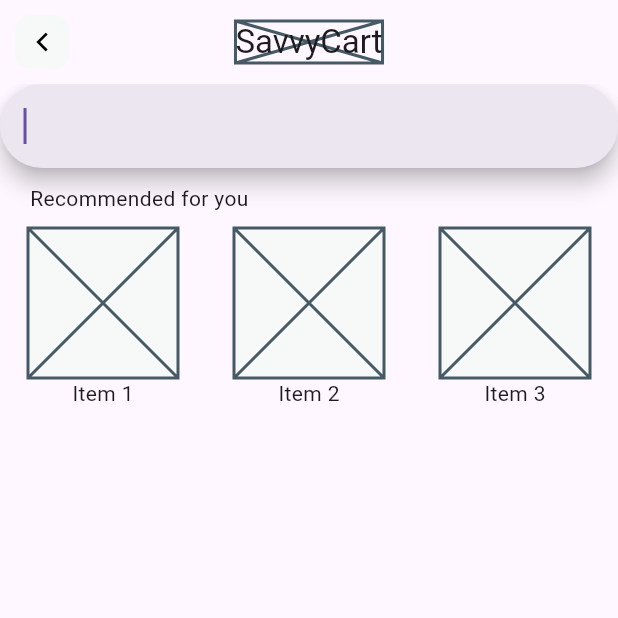
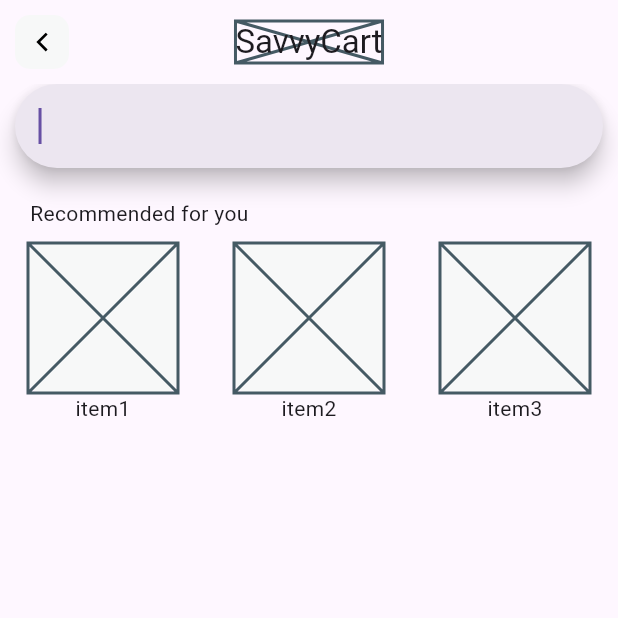
Before and after one commit to tepennnn/GDGoC-Team-7, a Flutter app: the SearchPage screen opened directly, on a phone screen of 412 x 824 dp, the top half of it. Run offline on Flutter 3.47's test engine with Material 3 defaults, Android fonts, the phone set to English and light mode, and no system bars; our stand-ins replace flutter_svg.

Commit message:
update on search_page.dart

```diff
--- a/flutter_application/lib/main.dart
+++ b/flutter_application/lib/main.dart
@@ -1,6 +1,5 @@
 import 'package:flutter_application/pages/splashScreen.dart';
 import 'package:flutter/material.dart';
-
 void main() {
   runApp(const MyApp());
 }
--- a/flutter_application/lib/pages/home.dart
+++ b/flutter_application/lib/pages/home.dart
@@ -208,7 +208,6 @@ class _HomePageState extends State<HomePage> {
       centerTitle: true,
     );
   }
-
 }
 
 // Custom Bottom Navigation Bar
--- a/flutter_application/lib/pages/search_page.dart
+++ b/flutter_application/lib/pages/search_page.dart
@@ -1,10 +1,20 @@
+//import 'dart:async';
+
 import 'package:flutter/material.dart';
+//import 'package:flutter/services.dart';
 import 'package:flutter_svg/svg.dart';
 import 'package:flutter_application/pages/home.dart';
 
+class SearchPage extends StatefulWidget {
+  const SearchPage({super.key});
 
-class SearchPage extends StatelessWidget {
-  const SearchPage({super.key});
+  @override
+  State<SearchPage> createState() => _SearchPageState();
+}
+
+class _SearchPageState extends State<SearchPage> {
+  bool change = false;
+  TextEditingController _searchController = TextEditingController();
 
   @override
   Widget build(BuildContext context) {
@@ -13,15 +23,53 @@ class SearchPage extends StatelessWidget {
 
         body: Column(
           children: [
-            SearchBar(autoFocus: true),
-            SizedBox(height: 10),
-            recommendation()
+            Padding(
+              padding: EdgeInsets.only(left: 10, right: 10),
+              child: SearchBar(
+                      controller: _searchController,
+                      autoFocus: true,
+                      onChanged: (value)
+                      {
+                        setState(() {});
+                      },
+              )
+            ),
+            SizedBox(height: 20,),
+            _searchController.text.isEmpty
+            ? recommendation()
+            : results()
           ],
         ));
-  }
+}
 
-  Column recommendation() {
-    return Column(
+Column results() {
+  return Column(
+    children: [
+      Align(
+            alignment: Alignment.topLeft,
+            child: Container(
+                margin: EdgeInsets.fromLTRB(20, 0, 0, 0),
+                child: Text(
+                  "Showing results for ",
+                ))),
+        Row(
+          children: [
+            Expanded(
+                child: itemBox(1, "result")
+                ),
+            Expanded(
+              child: itemBox(2, "result"),
+            ),
+            Expanded(
+              child: itemBox(3, "result"),
+            )
+          ],
+        )
+    ],
+  );
+}
+Column recommendation() {
+  return Column(
       children: [
         Align(
             alignment: Alignment.topLeft,
@@ -33,20 +81,22 @@ class SearchPage extends StatelessWidget {
         Row(
           children: [
             Expanded(
-                child: itemBox(1)),
+                child: itemBox(1, "item")
+                ),
             Expanded(
-              child: itemBox(2),
+              child: itemBox(2, "item"),
             ),
             Expanded(
-              child: itemBox(3),
+              child: itemBox(3, "item"),
             )
           ],
         )
       ],
     );
+    }
   }
 
-  Column itemBox(int number) {
+  Column itemBox(int number, String item_name) {
     return Column(children: [
             Container(
                 margin: EdgeInsets.fromLTRB(0,10,0,0),
@@ -57,7 +107,7 @@ class SearchPage extends StatelessWidget {
                 width: 100,
                 alignment: Alignment.center,
                 child: Placeholder()),
-            Text("Item $number",)
+            Text(item_name + "$number",)
           ]);
   }
 
@@ -86,4 +136,3 @@ class SearchPage extends StatelessWidget {
                 child: SvgPicture.asset('assets/icons/back_arrow_icon.svg',
                     alignment: Alignment.center, height: 20, width: 20))));
   }
-}
```
